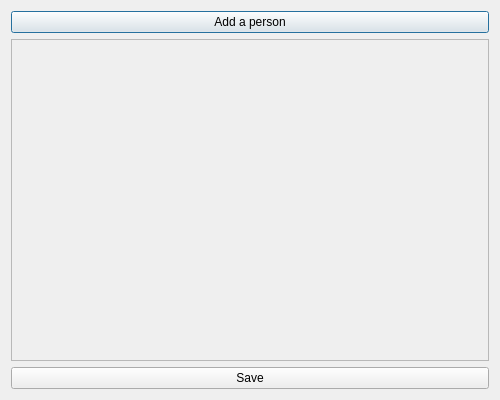
Before: the Qt Designer form Code/PaperFriend/all_people.ui in RomainPuech/Paper-Friend, drawn with Qt 5.
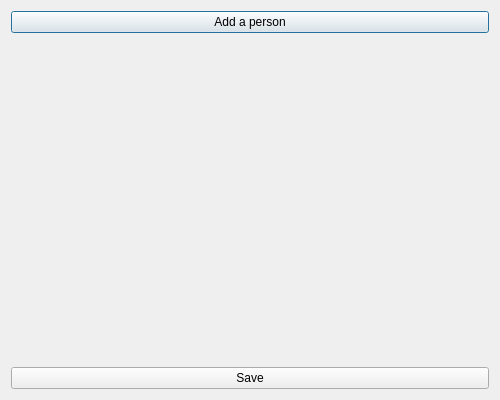
After: the same form once the commit is applied.

Commit message:
Implemented the add people button functionalities
Still need to finish but 50% of what what should be done regarding this issue is done.

```diff
--- a/Code/PaperFriend/all_people.ui
+++ b/Code/PaperFriend/all_people.ui
@@ -24,21 +24,21 @@
       </widget>
      </item>
      <item>
-      <widget class="QScrollArea" name="scrollArea">
-       <property name="widgetResizable">
-        <bool>true</bool>
-       </property>
-       <widget class="QWidget" name="scrollAreaWidgetContents">
-        <property name="geometry">
-         <rect>
-          <x>0</x>
-          <y>0</y>
-          <width>472</width>
-          <height>294</height>
-         </rect>
-        </property>
-       </widget>
-      </widget>
+      <layout class="QGridLayout" name="people_cell_layout">
+       <item row="0" column="0">
+        <spacer name="verticalSpacer">
+         <property name="orientation">
+          <enum>Qt::Vertical</enum>
+         </property>
+         <property name="sizeHint" stdset="0">
+          <size>
+           <width>20</width>
+           <height>40</height>
+          </size>
+         </property>
+        </spacer>
+       </item>
+      </layout>
      </item>
      <item>
       <widget class="QPushButton" name="save_people_button">
```
The commit also changes 8 other files.
